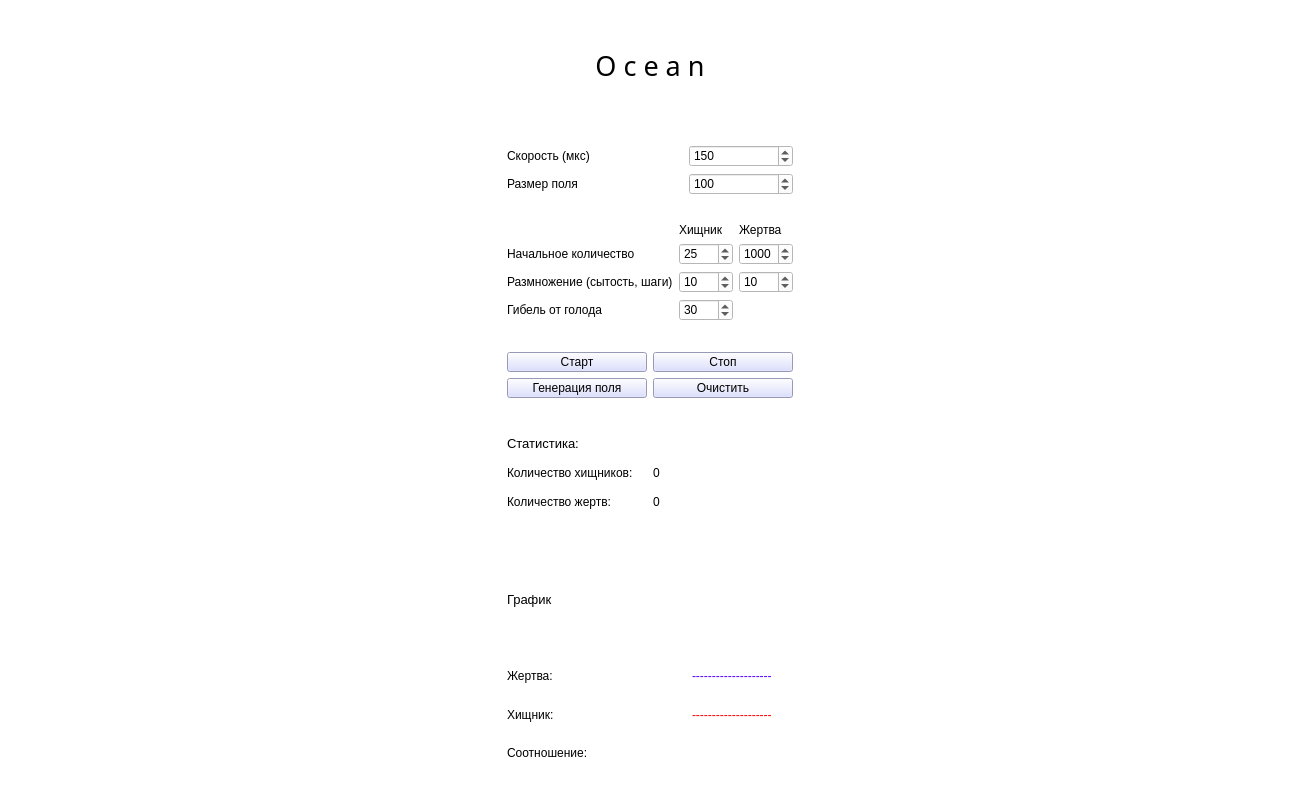
Above: ocean.ui from MarioCode/Ocean before the change. Below: the same form after it.
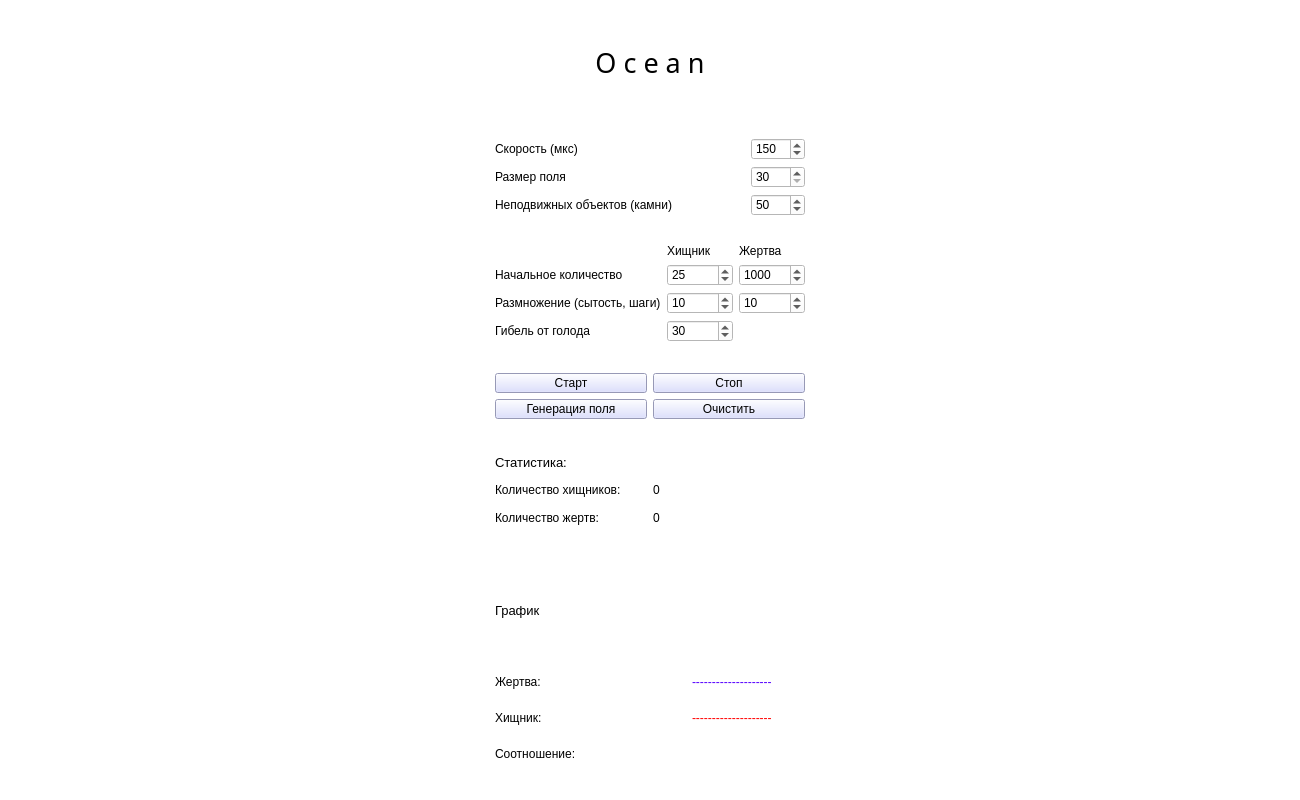
That is the form after the change.

```diff
--- a/ocean.ui
+++ b/ocean.ui
@@ -72,19 +72,6 @@
             </property>
            </widget>
           </item>
-          <item row="1" column="1">
-           <widget class="QSpinBox" name="SizeFieldBox">
-            <property name="minimum">
-             <number>30</number>
-            </property>
-            <property name="maximum">
-             <number>400</number>
-            </property>
-            <property name="value">
-             <number>100</number>
-            </property>
-           </widget>
-          </item>
           <item row="0" column="1">
            <widget class="QSpinBox" name="UpTimeBox">
             <property name="minimum">
@@ -98,6 +85,19 @@
             </property>
            </widget>
           </item>
+          <item row="1" column="1">
+           <widget class="QSpinBox" name="SizeFieldBox">
+            <property name="minimum">
+             <number>30</number>
+            </property>
+            <property name="maximum">
+             <number>400</number>
+            </property>
+            <property name="value">
+             <number>30</number>
+            </property>
+           </widget>
+          </item>
           <item row="0" column="0">
            <widget class="QLabel" name="UpTimeLabel">
             <property name="text">
@@ -105,6 +105,23 @@
             </property>
            </widget>
           </item>
+          <item row="2" column="0">
+           <widget class="QLabel" name="label_13">
+            <property name="text">
+             <string>Неподвижных объектов (камни)</string>
+            </property>
+           </widget>
+          </item>
+          <item row="2" column="1">
+           <widget class="QSpinBox" name="AmountStones">
+            <property name="maximum">
+             <number>1000</number>
+            </property>
+            <property name="value">
+             <number>50</number>
+            </property>
+           </widget>
+          </item>
          </layout>
         </item>
         <item>
```
Left out of the diff: 60 changed lines with no effect on the pictures.
